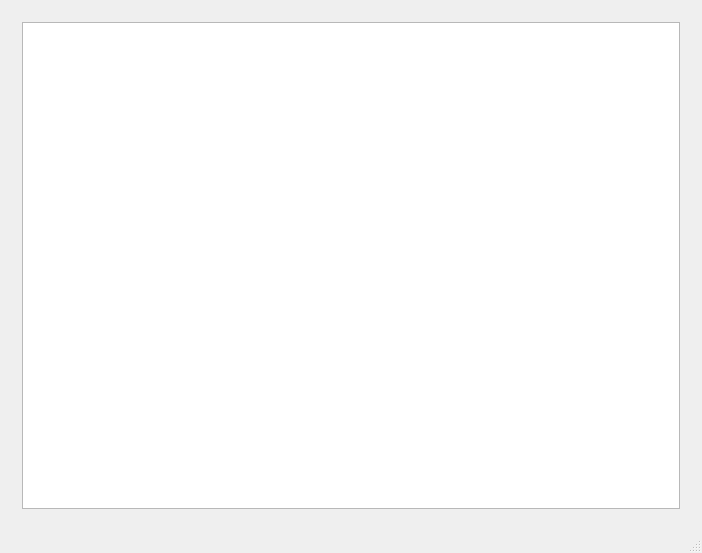
Qt form mainwindow.ui (Dixaba/qtdbprogram) before a commit.
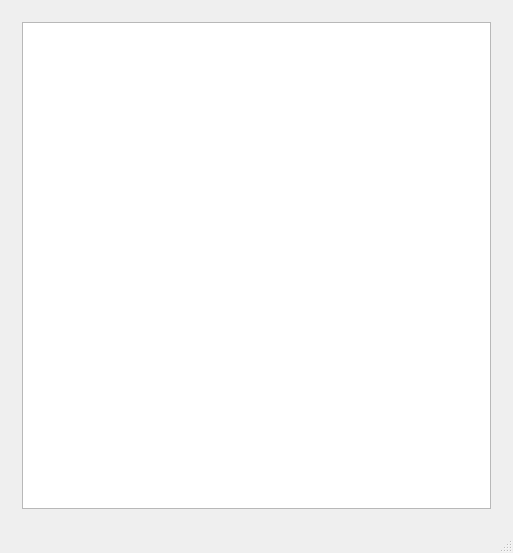
The same form after that commit. The open tabs and pages were chosen to show the change.

Commit message: Сортировка

The edit to the form file:
```diff
--- a/mainwindow.ui
+++ b/mainwindow.ui
@@ -6,7 +6,7 @@
    <rect>
     <x>0</x>
     <y>0</y>
-    <width>702</width>
+    <width>513</width>
     <height>553</height>
    </rect>
   </property>
@@ -36,7 +36,7 @@
            </font>
           </property>
           <property name="text">
-           <string>Добро пожаловать в какую-то хз прогу</string>
+           <string>Добро пожаловать</string>
           </property>
           <property name="alignment">
            <set>Qt::AlignCenter</set>
@@ -536,7 +536,11 @@
       <widget class="QWidget" name="pageWork">
        <layout class="QGridLayout" name="gridLayout_3">
         <item row="0" column="0">
-         <widget class="QTableView" name="tableView"/>
+         <widget class="QTableView" name="tableView">
+          <property name="sortingEnabled">
+           <bool>true</bool>
+          </property>
+         </widget>
         </item>
        </layout>
       </widget>
```
The commit also changes 2 other files.
